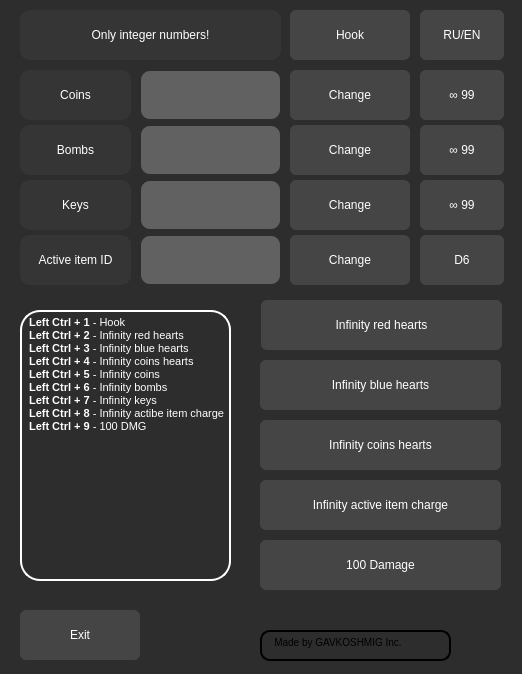
This is Interface_EN7.ui in DuckAndStranger/isaac-cheat as Qt 5 draws it before an edit. The edited form follows.
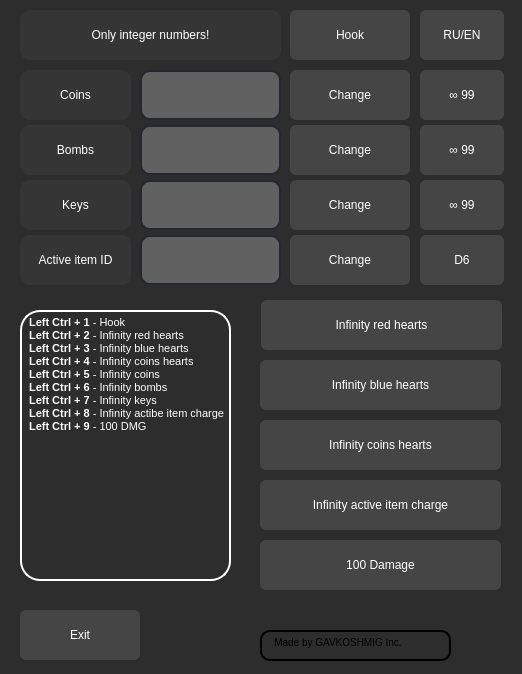
This is the edited form. Icons and pictures are not drawn.

The edit to the form file:
```diff
--- a/Interface_EN7.ui
+++ b/Interface_EN7.ui
@@ -218,7 +218,7 @@
     <property name="styleSheet">
      <string notr="true">QLineEdit{
 	font: 10pt &quot;MS Shell Dlg 2&quot;;
-	border: 2px solid rgb(37, 39, 48, 0);
+	border: 2px solid rgb(37, 39, 48);
 	border-radius: 10px;
 	color: #FFF;
 	padding-left: 20 px;
@@ -247,7 +247,7 @@
     <property name="styleSheet">
      <string notr="true">QLineEdit{
 	font: 10pt &quot;MS Shell Dlg 2&quot;;
-	border: 2px solid rgb(37, 39, 48, 0);
+	border: 2px solid rgb(37, 39, 48);
 	border-radius: 10px;
 	color: #FFF;
 	padding-left: 20 px;
@@ -276,7 +276,7 @@
     <property name="styleSheet">
      <string notr="true">QLineEdit{
 	font: 10pt &quot;MS Shell Dlg 2&quot;;
-	border: 2px solid rgb(37, 39, 48, 0);
+	border: 2px solid rgb(37, 39, 48);
 	border-radius: 10px;
 	color: #FFF;
 	padding-left: 20 px;
@@ -305,7 +305,7 @@
     <property name="styleSheet">
      <string notr="true">QLineEdit{
 	font: 10pt &quot;MS Shell Dlg 2&quot;;
-	border: 2px solid rgb(37, 39, 48, 0);
+	border: 2px solid rgb(37, 39, 48);
 	border-radius: 10px;
 	color: #FFF;
 	padding-left: 20 px;
```
Left out of the diff: 3 changed lines with no effect on the pictures.
